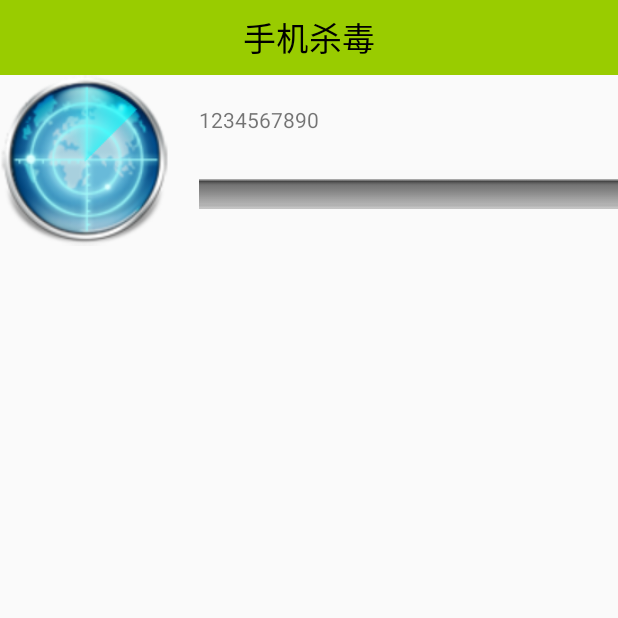
After one commit to xiaoqianxin33/mobiesafe, an Android app: the KillVirusActivity screen opened directly, with no data from a screen before it, on a phone screen of 412 x 824 dp, the top half of it. The commit adds this screen. Run offline under Robolectric (Android 15) with nearby library versions, the phone set to English and light mode, and no system bars; our stand-ins replace ButterKnife; libraries missing offline, so code that uses them is left out: com.lidroid.xutils; 3 statements that could not run were skipped.

Commit message:
2016/5/2/2:50

```diff
--- a/app/build.gradle
+++ b/app/build.gradle
@@ -44,6 +44,5 @@ dependencies {
     compile 'com.android.support:appcompat-v7:23.3.0'
     compile 'com.android.support:design:23.3.0'
     compile 'com.zhy:okhttputils:2.3.9'
-    compile 'org.xutils:xutils:3.3.32'
     compile 'com.android.support:support-v4:23.3.0'
 }
--- a/app/src/main/AndroidManifest.xml
+++ b/app/src/main/AndroidManifest.xml
@@ -34,6 +34,7 @@
     <uses-permission android:name="android.permission.BLUETOOTH" />
     <uses-permission android:name="android.permission.BLUETOOTH_ADMIN" />
     <uses-permission android:name="android.permission.KILL_BACKGROUND_PROCESSES" />
+    <uses-permission android:name="android.permission.WRITE_APN_SETTINGS"/>
 
     <application
         android:allowBackup="true"
@@ -162,7 +163,8 @@
         <activity
             android:name=".activity.WatchDogPasswordActivity"
             android:launchMode="singleInstance" />
-        <activity android:name=".activity.ConnectivityActivity"></activity>
+        <activity android:name=".activity.ConnectivityActivity" />
+        <activity android:name=".activity.KillVirusActivity"></activity>
     </application>
 
 </manifest>
--- /dev/null
+++ b/app/src/main/java/com/xiao/mobiesafe/activity/KillVirusActivity.java
@@ -0,0 +1,236 @@
+package com.xiao.mobiesafe.activity;
+
+import android.app.AlertDialog;
+import android.content.DialogInterface;
+import android.graphics.Color;
+import android.os.Bundle;
+import android.os.Handler;
+import android.os.Message;
+import android.os.SystemClock;
+import android.support.v7.app.AppCompatActivity;
+import android.view.animation.Animation;
+import android.view.animation.Interpolator;
+import android.view.animation.RotateAnimation;
+import android.widget.FrameLayout;
+import android.widget.ImageView;
+import android.widget.LinearLayout;
+import android.widget.ProgressBar;
+import android.widget.TextView;
+import android.widget.Toast;
+
+import com.lidroid.xutils.HttpUtils;
+import com.lidroid.xutils.exception.HttpException;
+import com.lidroid.xutils.http.ResponseInfo;
+import com.lidroid.xutils.http.callback.RequestCallBack;
+import com.lidroid.xutils.http.client.HttpRequest.HttpMethod;
+import com.xiao.mobiesafe.R;
+import com.xiao.mobiesafe.dao.KillVirusDao;
+import com.xiao.mobiesafe.domain.AppBean;
+import com.xiao.mobiesafe.utils.AppManagerEngine;
+import com.xiao.mobiesafe.utils.MD5Utils;
+
+import org.json.JSONException;
+import org.json.JSONObject;
+
+import java.util.ArrayList;
+import java.util.List;
+
+import butterknife.Bind;
+import butterknife.ButterKnife;
+
+public class KillVirusActivity extends AppCompatActivity {
+
+    private static final int MESSAGE = 1;
+    private static final int SCANNING = 2;
+    private static final int FINISH = 3;
+    @Bind(R.id.fl_killvirus)
+    FrameLayout fl_virus;
+    @Bind(R.id.tv_killvirus_title)
+    TextView tv_Title;
+    @Bind(R.id.pb_killvirus)
+    ProgressBar pb_virus;
+    @Bind(R.id.ll_killrus)
+    LinearLayout ll_rus;
+    @Bind(R.id.iv_killvirus_icon)
+    ImageView iv_Icon;
+    private List<AppBean> allApks = new ArrayList<>();
+    private int progress;
+
+    Handler handler = new Handler() {
+        @Override
+        public void handleMessage(Message msg) {
+
+            switch (msg.what) {
+                case MESSAGE:
+                    TextView textView = new TextView(getApplicationContext());
+                    pb_virus.setMax(allApks.size());
+                    pb_virus.setProgress(progress);
+                    AntiVirusBean bean = (AntiVirusBean) msg.obj;
+                    if (bean.siVirus) {
+                        textView.setTextColor(Color.RED);
+                    } else {
+                        textView.setTextColor(Color.BLACK);
+                    }
+
+                    textView.setText(bean.packName);
+
+                    tv_Title.setText("正在扫描:" + bean.packName);
+
+                    ll_rus.addView(textView, 0);
+                    break;
+
+                case SCANNING:
+                    iv_Icon.startAnimation(ra);
+                    break;
+                case FINISH:
+                    iv_Icon.clearAnimation();
+                    break;
+            }
+
+
+            super.handleMessage(msg);
+        }
+    };
+    private KillVirusDao dao;
+    private RotateAnimation ra;
+
+    @Override
+    protected void onCreate(Bundle savedInstanceState) {
+        super.onCreate(savedInstanceState);
+        setContentView(R.layout.activity_kill_virus);
+        ButterKnife.bind(this);
+        dao = new KillVirusDao();
+        initAnimation();
+        checkVersion();
+    }
+
+    private void checkVersion() {
+
+        final AlertDialog.Builder ab = new AlertDialog.Builder(this);
+        final AlertDialog dialog = ab.setTitle("注意")
+                .setMessage("正在联网")
+                .create();
+        dialog.show();
+
+        HttpUtils utils = new HttpUtils();
+        utils.configTimeout(5000);
+
+        utils.send(HttpMethod.GET, "", new RequestCallBack<Object>() {
+            @Override
+            public void onSuccess(ResponseInfo<Object> responseInfo) {
+                dialog.dismiss();
+                String version = (String) responseInfo.result;
+
+                if (dao.isNewVirus(Integer.parseInt(version))) {
+                    Toast.makeText(getApplicationContext(), "病毒库最新", 1).show();
+                    scanApp();
+                } else {
+                    isUpdateVirusDialog();
+                }
+            }
+
+            @Override
+            public void onFailure(HttpException e, String s) {
+                dialog.dismiss();
+                Toast.makeText(getApplicationContext(), "联网失败", 1).show();
+                scanApp();
+            }
+        });
+    }
+
+    private void isUpdateVirusDialog() {
+        AlertDialog.Builder ab = new AlertDialog.Builder(this);
+        ab.setTitle("有新病毒")
+                .setMessage("是否更新病毒库？")
+                .setPositiveButton("更新", new DialogInterface.OnClickListener() {
+                    @Override
+                    public void onClick(DialogInterface dialog, int which) {
+                        HttpUtils utils = new HttpUtils();
+
+                        utils.send(HttpMethod.GET, "", new RequestCallBack<String>() {
+                            @Override
+                            public void onSuccess(ResponseInfo<String> responseInfo) {
+                                String virusJson = responseInfo.result;
+
+                                JSONObject jsonObj = null;
+                                try {
+                                    jsonObj = new JSONObject(virusJson);
+                                    String md5 = jsonObj.getString("md5");
+                                    String desc = jsonObj.getString("desc");
+
+                                    dao.addVirus(md5, desc);
+
+                                    Toast.makeText(getApplicationContext(), "更新病毒库成功", 1).show();
+                                    scanApp();
+                                } catch (JSONException e) {
+                                    e.printStackTrace();
+                                }
+                            }
+
+                            @Override
+                            public void onFailure(HttpException e, String s) {
+                                scanApp();
+                            }
+                        });
+                    }
+                })
+                .setNegativeButton("取消", new DialogInterface.OnClickListener() {
+                    @Override
+                    public void onClick(DialogInterface dialog, int which) {
+                        scanApp();
+                    }
+                });
+
+        ab.show();
+    }
+
+    private class AntiVirusBean {
+        String packName;
+        boolean siVirus;
+    }
+
+    private void scanApp() {
+
+        new Thread() {
+
+            @Override
+            public void run() {
+                allApks = AppManagerEngine.getAllApks(getApplication());
+                AntiVirusBean bean = new AntiVirusBean();
+
+                handler.obtainMessage(SCANNING).sendToTarget();
+
+                for (AppBean appBean : allApks) {
+                    bean.packName = appBean.getPackName();
+                    String md5 = MD5Utils.encode(bean.packName);
+
+                    if (dao.isVirus(md5)) {
+                        bean.siVirus = true;
+                    } else {
+                        bean.siVirus = false;
+                    }
+                    progress++;
+                    Message msg = handler.obtainMessage(MESSAGE);
+                    msg.obj = bean;
+                    handler.sendMessage(msg);
+                    SystemClock.sleep(500);
+                }
+                handler.obtainMessage(FINISH).sendToTarget();
+            }
+        }.start();
+    }
+
+    private void initAnimation() {
+
+        ra = new RotateAnimation(0, 360, Animation.RELATIVE_TO_SELF,
+                0.5f, Animation.RELATIVE_TO_SELF, 0.5f);
+        ra.setDuration(600);
+        ra.setRepeatCount(Animation.INFINITE);
+        ra.setInterpolator(new Interpolator() {
+            @Override
+            public float getInterpolation(float x) {
+                return x;
+            }
+        });
+    }
+}
--- a/app/src/main/java/com/xiao/mobiesafe/activity/MnActivity.java
+++ b/app/src/main/java/com/xiao/mobiesafe/activity/MnActivity.java
@@ -17,8 +17,8 @@ import android.widget.ImageView;
 import android.widget.TextView;
 import android.widget.Toast;
 
+import com.xiao.mobiesafe.R;
 import com.xiao.mobiesafe.utils.MD5Utils;
-import com.xiao.mobiesafe.R;
 
 public class MnActivity extends AppCompatActivity {
 
@@ -64,6 +64,9 @@ public class MnActivity extends AppCompatActivity {
                         break;
                     case 4:
                         startActivity(new Intent(getApplication(),ConnectivityActivity.class));
+                        break;
+                    case 5:
+                        startActivity(new Intent(getApplication(),KillVirusActivity.class));
                         break;
                 }
             }
--- a/app/src/main/java/com/xiao/mobiesafe/activity/SplashActivity.java
+++ b/app/src/main/java/com/xiao/mobiesafe/activity/SplashActivity.java
@@ -94,6 +94,7 @@ public class SplashActivity extends AppCompatActivity {
         spf = getSharedPreferences("config", MODE_PRIVATE);
 
         copyDB("address.db");
+        copyDB("antivirus.db");
         boolean auto_update = spf.getBoolean("auto_update", true);
         if (auto_update) {
             checkVersionCode();
--- /dev/null
+++ b/app/src/main/res/drawable/progress_horizontal.xml
@@ -0,0 +1,31 @@
+<?xml version="1.0" encoding="utf-8"?>
+<!-- Copyright (C) 2008 The Android Open Source Project
+
+     Licensed under the Apache License, Version 2.0 (the "License");
+     you may not use this file except in compliance with the License.
+     You may obtain a copy of the License at
+
+          http://www.apache.org/licenses/LICENSE-2.0
+
+     Unless required by applicable law or agreed to in writing, software
+     distributed under the License is distributed on an "AS IS" BASIS,
+     WITHOUT WARRANTIES OR CONDITIONS OF ANY KIND, either express or implied.
+     See the License for the specific language governing permissions and
+     limitations under the License.
+-->
+
+<layer-list xmlns:android="http://schemas.android.com/apk/res/android">
+
+    <item android:id="@android:id/background" android:drawable="@drawable/security_progress_bg">
+
+    </item>
+
+    <item android:id="@android:id/secondaryProgress" android:drawable="@drawable/security_progress">
+
+    </item>
+
+    <item android:id="@android:id/progress" android:drawable="@drawable/security_progress">
+
+    </item>
+
+</layer-list>
--- /dev/null
+++ b/app/src/main/res/layout/activity_kill_virus.xml
@@ -0,0 +1,63 @@
+<?xml version="1.0" encoding="utf-8"?>
+<LinearLayout xmlns:android="http://schemas.android.com/apk/res/android"
+    xmlns:tools="http://schemas.android.com/tools"
+    android:layout_width="match_parent"
+    android:layout_height="match_parent"
+    android:orientation="vertical"
+    tools:context="com.xiao.mobiesafe.activity.KillVirusActivity">
+
+    <TextView
+        style="@style/TitleStyle"
+        android:text="手机杀毒" />
+
+    <RelativeLayout
+        android:layout_width="match_parent"
+        android:layout_height="wrap_content">
+
+        <FrameLayout
+            android:id="@+id/fl_killvirus"
+            android:layout_width="wrap_content"
+            android:layout_height="wrap_content"
+            android:background="@drawable/ic_scanner_malware"
+            android:padding="7dp">
+
+            <ImageView
+                android:id="@+id/iv_killvirus_icon"
+                android:layout_width="wrap_content"
+                android:layout_height="wrap_content"
+                android:src="@drawable/act_scanning_03" />
+        </FrameLayout>
+
+        <TextView
+            android:id="@+id/tv_killvirus_title"
+            android:layout_width="wrap_content"
+            android:layout_height="wrap_content"
+            android:layout_marginLeft="20dp"
+            android:layout_marginTop="20dp"
+            android:layout_toRightOf="@id/fl_killvirus"
+            android:singleLine="true"
+            android:text="1234567890" />
+
+        <ProgressBar
+            android:id="@+id/pb_killvirus"
+            style="@style/HeimaProgressBarHorizontal"
+            android:layout_width="match_parent"
+            android:layout_height="20dp"
+            android:layout_below="@id/tv_killvirus_title"
+            android:layout_marginLeft="20dp"
+            android:layout_marginTop="30dp"
+            android:layout_toRightOf="@id/fl_killvirus" />
+    </RelativeLayout>
+
+    <ScrollView
+        android:layout_width="match_parent"
+        android:layout_height="match_parent">
+
+        <LinearLayout
+            android:id="@+id/ll_killrus"
+            android:layout_width="fill_parent"
+            android:layout_height="fill_parent"
+            android:orientation="vertical"></LinearLayout>
+    </ScrollView>
+
+</LinearLayout>
--- a/app/src/main/res/values/styles.xml
+++ b/app/src/main/res/values/styles.xml
@@ -71,4 +71,12 @@
         <item name="android:textSize">20sp</item>
     </style>
 
+    <style name="HeimaProgressBarHorizontal">
+        <item name="android:indeterminateOnly">false</item>
+        <item name="android:progressDrawable">@drawable/progress_horizontal</item>
+        <item name="android:indeterminateDrawable">@android:drawable/progress_indeterminate_horizontal</item>
+        <item name="android:minHeight">20dip</item>
+        <item name="android:maxHeight">20dip</item>
+    </style>
+
 </resources>
```
Also changed, not shown: app/src/main/java/com/xiao/mobiesafe/dao/KillVirusDao.java (added, +60 -0 lines), app/src/main/assets/antivirus.db (added), app/src/main/res/drawable/act_scanning_03.png (added), app/src/main/res/drawable/ic_scanner_malware.png (added), app/src/main/res/drawable/security_progress.png (added), app/src/main/res/drawable/security_progress_bg.png (added).
